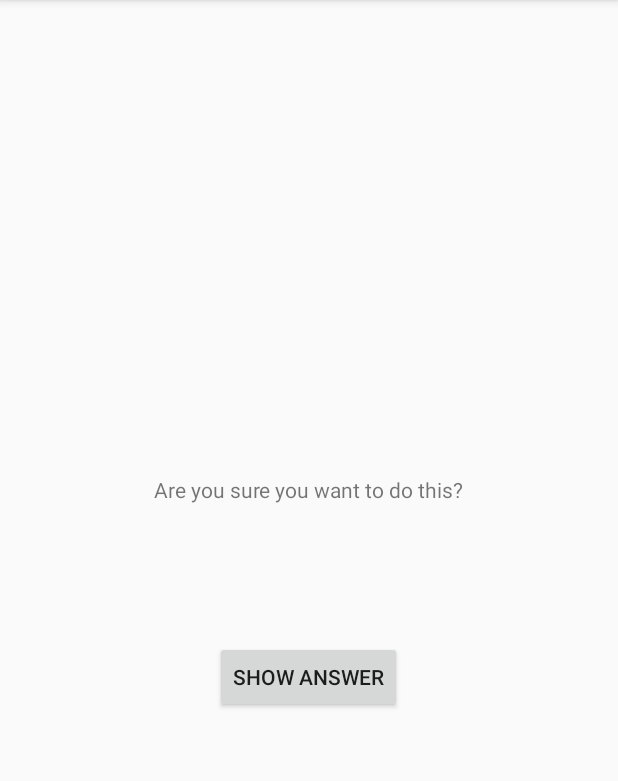
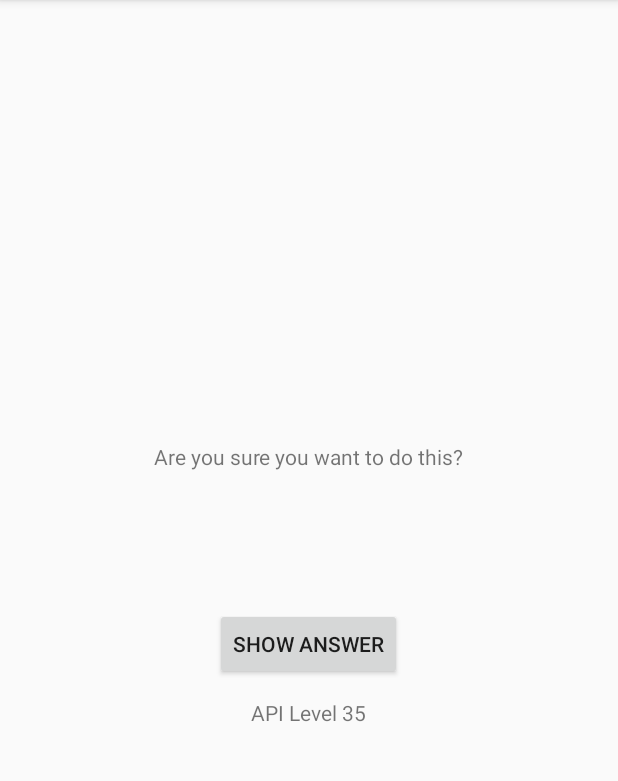
Before and after one commit to ivicel/Android-Programming-BigNerd, an Android app: the screen it shows after launch (CheatActivity), after a tap on "CHEAT!", on a phone screen of 412 x 824 dp, the part 84-865 px from its top. Run offline under Robolectric (Android 15) with nearby library versions, the phone set to English and light mode, and no system bars.

Commit message:
exercise 06

```diff
--- a/GeoQuiz/app/src/main/java/info/ivicel/geoquiz/CheatActivity.java
+++ b/GeoQuiz/app/src/main/java/info/ivicel/geoquiz/CheatActivity.java
@@ -2,12 +2,14 @@ package info.ivicel.geoquiz;
 
 import android.content.Context;
 import android.content.Intent;
+import android.os.Build;
 import android.os.Bundle;
 import android.support.annotation.Nullable;
 import android.support.v7.app.AppCompatActivity;
 import android.view.View;
 import android.widget.Button;
 import android.widget.TextView;
+import android.widget.Toast;
 
 /**
  * Created by sedny on 10/09/2017.
@@ -16,15 +18,21 @@ import android.widget.TextView;
 public class CheatActivity extends AppCompatActivity {
     public static final String EXTRA_ANSWER_IS_TRUE = "info.ivicel.geoquiz.answer_is_true";
     public static final String EXTRA_ANSWER_SHOWN = "info.ivicel.geoquiz.answer_shown";
+    public static final String EXTRA_CHEAT_COUNT = "info.ivicel.geoquiz.cheat_count";
 
+    private static final int MAX_CHEAT_COUNT = 3;
     private boolean mAnswerIsTrue;
     private TextView mAnswerTextView;
     private Button mShowAnswerButton;
     private boolean mIsAnswerShown = false;
+    private TextView mAPITextView;
+    private int mCheatCount;
 
-    public static Intent newIntent(Context packageContext, boolean answerIsTrue) {
+    public static Intent newIntent(Context packageContext, boolean answerIsTrue,
+            int cheatCount) {
         Intent intent = new Intent(packageContext, CheatActivity.class);
         intent.putExtra(EXTRA_ANSWER_IS_TRUE, answerIsTrue);
+        intent.putExtra(EXTRA_CHEAT_COUNT, cheatCount);
         return intent;
     }
 
@@ -38,15 +46,29 @@ public class CheatActivity extends AppCompatActivity {
             if (mIsAnswerShown) {
                 setAnswerShownResult();
             }
+            mCheatCount = savedInstanceState.getInt(EXTRA_CHEAT_COUNT);
         }
 
-        mAnswerIsTrue = getIntent().getBooleanExtra(EXTRA_ANSWER_IS_TRUE, false);
+        Intent intent = getIntent();
+        mAnswerIsTrue = intent.getBooleanExtra(EXTRA_ANSWER_IS_TRUE, false);
+        mCheatCount = intent.getIntExtra(EXTRA_CHEAT_COUNT, 0);
         mAnswerTextView = (TextView)findViewById(R.id.answer_text_view);
         mShowAnswerButton = (Button)findViewById(R.id.show_answer_button);
+        mAPITextView = (TextView)findViewById(R.id.api_version);
+        mAPITextView.setText(getResources().getString(R.string.api_level, Build.VERSION.SDK_INT));
 
+        if (mCheatCount == MAX_CHEAT_COUNT) {
+            mShowAnswerButton.setEnabled(false);
+        }
         mShowAnswerButton.setOnClickListener(new View.OnClickListener() {
             @Override
             public void onClick(View v) {
+                if (!mIsAnswerShown) {
+                    mCheatCount++;
+                    Toast.makeText(CheatActivity.this, getResources().getString(
+                            R.string.remain_cheat_count, MAX_CHEAT_COUNT - mCheatCount),
+                            Toast.LENGTH_SHORT).show();
+                }
                 mIsAnswerShown = true;
                 setAnswerShown();
                 setAnswerShownResult();
@@ -62,13 +84,9 @@ public class CheatActivity extends AppCompatActivity {
     protected void onSaveInstanceState(Bundle outState) {
         super.onSaveInstanceState(outState);
         outState.putBoolean(EXTRA_ANSWER_SHOWN, mIsAnswerShown);
+        outState.putInt(EXTRA_CHEAT_COUNT, mCheatCount);
     }
 
-    @Override
-    protected void onDestroy() {
-        super.onDestroy();
-
-    }
 
     private void setAnswerShownResult() {
         Intent data = new Intent();
--- a/GeoQuiz/app/src/main/java/info/ivicel/geoquiz/MainActivity.java
+++ b/GeoQuiz/app/src/main/java/info/ivicel/geoquiz/MainActivity.java
@@ -17,6 +17,7 @@ public class MainActivity extends AppCompatActivity {
     private static final String TAG = "MainActivity";
     private static final String KEY_INDEX = "index";
     private static final String CHEAT_LIST_INDEX = "cheat_list_index";
+    private static final String CHEAT_COUNT = "cheat_count";
     private static final int REQUEST_CHEAT_CODE = 0;
 
     private Button mTrueButton;
@@ -25,6 +26,7 @@ public class MainActivity extends AppCompatActivity {
     private Button mCheatButton;
     private TextView mQuestionTextView;
     private boolean mIsCheat;
+    private int mCheatCount = 0;
 
     private Question[] mQuestionBank = new Question[] {
         new Question(R.string.question_australia, true),
@@ -46,6 +48,7 @@ public class MainActivity extends AppCompatActivity {
         if (savedInstanceState != null) {
             mCurrentIndex = savedInstanceState.getInt(KEY_INDEX);
             mCheatIndexList = savedInstanceState.getIntegerArrayList(CHEAT_LIST_INDEX);
+            mCheatCount = savedInstanceState.getInt(CHEAT_COUNT);
             if (mCheatIndexList != null) {
                 for (int index : mCheatIndexList) {
                     mQuestionBank[index].setCheat(true);
@@ -89,7 +92,8 @@ public class MainActivity extends AppCompatActivity {
             @Override
             public void onClick(View v) {
                 boolean answerIsTrue = mQuestionBank[mCurrentIndex].isAnswerTrue();
-                Intent intent = CheatActivity.newIntent(MainActivity.this, answerIsTrue);
+                Intent intent = CheatActivity.newIntent(MainActivity.this, answerIsTrue,
+                        mCheatCount);
                 startActivityForResult(intent, REQUEST_CHEAT_CODE);
             }
         });
@@ -100,6 +104,7 @@ public class MainActivity extends AppCompatActivity {
         super.onSaveInstanceState(outState);
         outState.putInt(KEY_INDEX, mCurrentIndex);
         outState.putIntegerArrayList(CHEAT_LIST_INDEX, (ArrayList<Integer>)mCheatIndexList);
+        outState.putInt(CHEAT_COUNT, mCheatCount);
     }
 
     @Override
@@ -120,6 +125,7 @@ public class MainActivity extends AppCompatActivity {
             mIsCheat = CheatActivity.wasAnswerShown(data);
             if (mIsCheat) {
                 mCheatIndexList.add(mCurrentIndex);
+                mCheatCount++;
             }
         }
     }
--- a/GeoQuiz/app/src/main/java/info/ivicel/geoquiz/Question.java
+++ b/GeoQuiz/app/src/main/java/info/ivicel/geoquiz/Question.java
@@ -16,7 +16,6 @@ public class Question {
         mTextResId = textResId;
         mAnswerTrue = answerTrue;
         mIsCheat = false;
-        Log.d(TAG, "Question: new question = " + mIsCheat);
     }
 
     public boolean isCheat() {
--- a/GeoQuiz/app/src/main/res/layout/activity_cheat.xml
+++ b/GeoQuiz/app/src/main/res/layout/activity_cheat.xml
@@ -26,4 +26,11 @@
         android:layout_width="wrap_content"
         android:layout_height="wrap_content"/>
 
+    <TextView
+        android:layout_width="wrap_content"
+        android:layout_height="wrap_content"
+        android:padding="12dp"
+        android:id="@+id/api_version"
+        tools:text="Answer"/>
+
 </LinearLayout>
--- a/GeoQuiz/app/src/main/res/values/strings.xml
+++ b/GeoQuiz/app/src/main/res/values/strings.xml
@@ -15,4 +15,6 @@
     <string name="show_answer_button">Show Answer</string>
     <string name="cheat_button">Cheat!</string>
     <string name="judgment_toast">Cheating is wrong.</string>
+    <string name="api_level">API Level %d</string>
+    <string name="remain_cheat_count">You remain %d times.</string>
 </resources>
```
